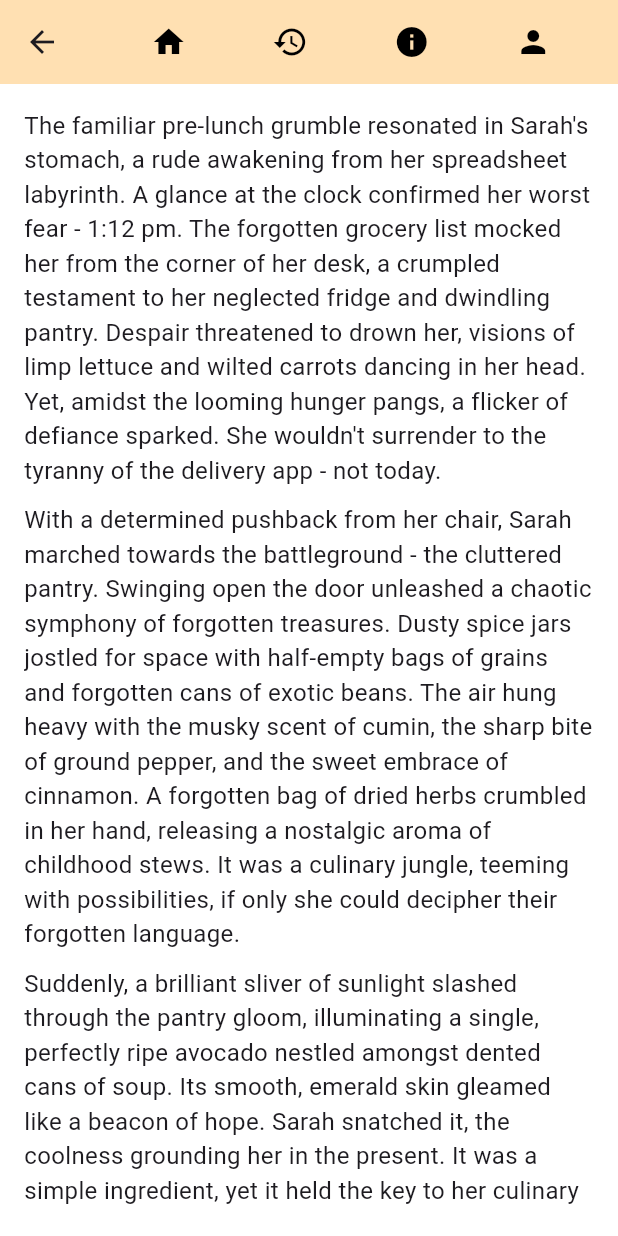
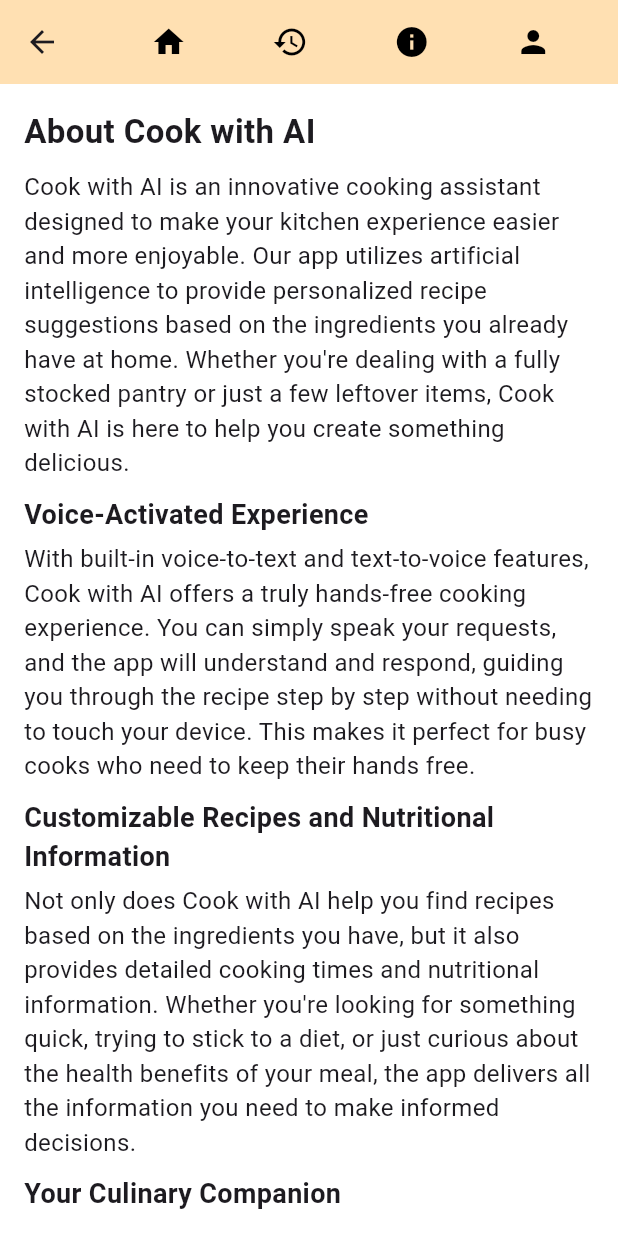
Before and after one commit to AmruNizwar/cooking_app, a Flutter app: the HomeScreen screen opened by its route, after a tap on the "info" icon, on a phone screen of 412 x 824 dp. Run offline on Flutter 3.47's test engine with Material 3 defaults, Android fonts, the phone set to English and light mode, and no system bars; our stand-ins replace cloud_firestore, firebase_auth, firebase_core, flutter_tts, permission_handler, speech_to_text; accounts and stored records are empty; network calls fail.

Commit message:
removed some comment

```diff
--- a/lib/about_screen.dart
+++ b/lib/about_screen.dart
@@ -47,42 +47,52 @@ class AboutScreen extends StatelessWidget {
             crossAxisAlignment: CrossAxisAlignment.start,
             children: [
               Text(
-                "The familiar pre-lunch grumble resonated in Sarah's stomach, a rude awakening from her spreadsheet labyrinth. A glance at the clock confirmed her worst fear - 1:12 pm. The forgotten grocery list mocked her from the corner of her desk, a crumpled testament to her neglected fridge and dwindling pantry. Despair threatened to drown her, visions of limp lettuce and wilted carrots dancing in her head. Yet, amidst the looming hunger pangs, a flicker of defiance sparked. She wouldn't surrender to the tyranny of the delivery app - not today.",
+                "About Cook with AI",
+                style: TextStyle(fontSize: 22.0, fontWeight: FontWeight.bold),
+              ),
+              SizedBox(height: 10),
+              Text(
+                "Cook with AI is an innovative cooking assistant designed to make your kitchen experience easier and more enjoyable. Our app utilizes artificial intelligence to provide personalized recipe suggestions based on the ingredients you already have at home. Whether you're dealing with a fully stocked pantry or just a few leftover items, Cook with AI is here to help you create something delicious.",
                 style: TextStyle(fontSize: 16.0),
               ),
               SizedBox(height: 10),
               Text(
-                "With a determined pushback from her chair, Sarah marched towards the battleground - the cluttered pantry. Swinging open the door unleashed a chaotic symphony of forgotten treasures. Dusty spice jars jostled for space with half-empty bags of grains and forgotten cans of exotic beans. The air hung heavy with the musky scent of cumin, the sharp bite of ground pepper, and the sweet embrace of cinnamon. A forgotten bag of dried herbs crumbled in her hand, releasing a nostalgic aroma of childhood stews. It was a culinary jungle, teeming with possibilities, if only she could decipher their forgotten language.",
+                "Voice-Activated Experience",
+                style: TextStyle(fontSize: 18.0, fontWeight: FontWeight.bold),
+              ),
+              SizedBox(height: 5),
+              Text(
+                "With built-in voice-to-text and text-to-voice features, Cook with AI offers a truly hands-free cooking experience. You can simply speak your requests, and the app will understand and respond, guiding you through the recipe step by step without needing to touch your device. This makes it perfect for busy cooks who need to keep their hands free.",
                 style: TextStyle(fontSize: 16.0),
               ),
               SizedBox(height: 10),
               Text(
-                "Suddenly, a brilliant sliver of sunlight slashed through the pantry gloom, illuminating a single, perfectly ripe avocado nestled amongst dented cans of soup. Its smooth, emerald skin gleamed like a beacon of hope. Sarah snatched it, the coolness grounding her in the present. It was a simple ingredient, yet it held the key to her culinary rebellion.",
+                "Customizable Recipes and Nutritional Information",
+                style: TextStyle(fontSize: 18.0, fontWeight: FontWeight.bold),
+              ),
+              SizedBox(height: 5),
+              Text(
+                "Not only does Cook with AI help you find recipes based on the ingredients you have, but it also provides detailed cooking times and nutritional information. Whether you're looking for something quick, trying to stick to a diet, or just curious about the health benefits of your meal, the app delivers all the information you need to make informed decisions.",
                 style: TextStyle(fontSize: 16.0),
               ),
               SizedBox(height: 10),
               Text(
-                "Beside the avocado, a lone can of chickpeas, dented but defiant, stood guard. A grin stretched across Sarah's face. These humble ingredients, combined with a squeeze of lemon from the fridge's citrus drawer, could become something extraordinary. With newfound purpose, she gathered her tools - a well-worn cutting board, a trusty fork, and a mismatched set of ceramic bowls.",
+                "Your Culinary Companion",
+                style: TextStyle(fontSize: 18.0, fontWeight: FontWeight.bold),
+              ),
+              SizedBox(height: 5),
+              Text(
+                "Our goal is to transform your kitchen into a place of creativity and ease. Cook with AI is designed to simplify your cooking process, reduce food waste by utilizing what’s on hand, and make cooking an enjoyable, stress-free experience. From everyday meals to gourmet dishes, let Cook with AI be your culinary companion.",
                 style: TextStyle(fontSize: 16.0),
               ),
               SizedBox(height: 10),
               Text(
-                "The rhythmic tap of the knife against the cutting board became a battle cry. Sarah halved the avocado, its vibrant green flesh a stark contrast to the brown of the wooden board. As the smooth flesh yielded to the fork, a creamy mash began to form, punctuated by the occasional fleck of black. The air filled with a subtle, buttery aroma, promising riches to come.",
-                style: TextStyle(fontSize: 16.0),
+                "Get Cooking Today",
+                style: TextStyle(fontSize: 18.0, fontWeight: FontWeight.bold),
               ),
-              SizedBox(height: 10),
+              SizedBox(height: 5),
               Text(
-                "She coaxed uniformity and contrast to the verdant mash. Sarah gleefully smashed and stirred, transforming the simple green into a delicious concoction. The clinking of the fork against the ceramic was a melodic reminder, a testament to her determination to defy the lunch rut.",
-                style: TextStyle(fontSize: 16.0),
-              ),
-              SizedBox(height: 10),
-              Text(
-                "With the mashed chickpeas now folded into the avocado, she released a burst of citrus from a lemon, its vibrant green flesh a stark contrast to the brown of the wooden board. As the smooth flesh yielded to the fork, a creamy mash began to form, punctuated by the occasional fleck of black. The air filled with a subtle, buttery aroma, a refreshing contrast to the chaos outside.",
-                style: TextStyle(fontSize: 16.0),
-              ),
-              SizedBox(height: 10),
-              Text(
-                "But the masterpiece wasn’t complete. Sarah’s gaze fell upon a forgotten can of sun-dried tomatoes, their intense red vibrant against the verdant base. Scattered on top, they became a crown, a testament to her culinary.",
+                "Start using Cook with AI to explore new recipes, save your favorites, and make the most out of every meal. Download our app and see how artificial intelligence can revolutionize the way you cook!",
                 style: TextStyle(fontSize: 16.0),
               ),
             ],
--- a/lib/home_screen.dart
+++ b/lib/home_screen.dart
@@ -1,6 +1,6 @@
 import 'package:flutter/material.dart';
 import 'dart:convert'; // For JSON decoding
-import 'package:http/http.dart' as http; // For HTTP requests
+import 'package:http/http.dart' as http;
 
 class HomeScreen extends StatefulWidget {
   @override
@@ -83,11 +83,11 @@ class _HomeScreenState extends State<HomeScreen> {
               decoration: BoxDecoration(
                 boxShadow: [
                   BoxShadow(
-                    color: Colors.grey.withOpacity(0.5), // Soft shadow color
+                    color: Colors.grey.withOpacity(0.5),
                     spreadRadius: 2,
-                    blurRadius: 8, // Blurry shadow for a smoother effect
+                    blurRadius: 8,
                     offset:
-                        Offset(0, 3), // Shadow position (slight vertical drop)
+                        Offset(0, 3),
                   ),
                 ],
               ),
@@ -100,41 +100,40 @@ class _HomeScreenState extends State<HomeScreen> {
                   style: ElevatedButton.styleFrom(
                     shape: RoundedRectangleBorder(
                       borderRadius: BorderRadius.circular(
-                          15.0), // Same soft rounded corners
+                          15.0),
                     ),
                     padding:
                         EdgeInsets.symmetric(vertical: 14.0, horizontal: 20.0),
-                    backgroundColor: Colors.orange[100], // Updated button color
+                    backgroundColor: Colors.orange[100],
                     elevation:
-                        0, // No built-in shadow, since we are using custom shadow
+                        0,
                   ),
                   child: Row(
                     mainAxisAlignment: MainAxisAlignment
-                        .spaceBetween, // Spreads content across the button width
+                        .spaceBetween,
                     children: [
-                      // Avatar on the left side
+
                       CircleAvatar(
                         backgroundImage: AssetImage(
-                            'assets/icon.png'), // Replace with your avatar image path
-                        radius: 20, // Larger avatar
+                            'assets/icon.png'),
+                        radius: 20,
                       ),
 
-                      // Button label text at the center
                       Text(
                         'Let\'s Chat',
                         style: TextStyle(
                           color: Colors
-                              .black, // Contrast text color for readability on light background
+                              .black,
                           fontWeight: FontWeight
-                              .w600, // Medium weight for balanced text
-                          fontSize: 18, // Bigger text for good readability
+                              .w600,
+                          fontSize: 18,
                         ),
                       ),
 
-                      // Chat icon on the right side
+
                       Icon(Icons.chat_bubble_rounded,
                           color: Colors.black,
-                          size: 22), // Black icon to match text
+                          size: 22),
                     ],
                   ),
                 ),
@@ -176,15 +175,15 @@ class _HomeScreenState extends State<HomeScreen> {
   }
 
   Widget _buildTrendingItem(BuildContext context, dynamic recipe) {
-    // Safely access the 'Images' field
+
     String imagesField =
-        recipe['Images'] ?? ''; // Default to an empty string if null
+        recipe['Images'] ?? '';
 
-    // Check if the imagesField is not empty before attempting to split
+    // Check if the images is not empty
     List<String> imageUrls =
         imagesField.isNotEmpty ? imagesField.split(',https://') : [];
 
-    // Safely access the first image URL or use a placeholder if not available
+    //  take the first image URL or use a placeholder if not available
     String firstImageUrl = imageUrls.isNotEmpty ? imageUrls[0].trim() : '';
 
     return Card(
@@ -265,7 +264,7 @@ class _HomeScreenState extends State<HomeScreen> {
                   style: TextStyle(
                     fontWeight: FontWeight.bold,
                     color: Colors
-                        .black, // Ensure it matches the dialog's text color
+                        .black,
                   ),
                   children: <TextSpan>[
                     TextSpan(
@@ -277,10 +276,10 @@ class _HomeScreenState extends State<HomeScreen> {
               ),
               SizedBox(height: 16),
 
-              // Highlight "Ingredients"
+              // Highlight Ingredient
               RichText(
                 text: TextSpan(
-                  text: 'Ingredients:\n\n', // Add space after "Ingredients"
+                  text: 'Ingredients:\n\n',
                   style: TextStyle(
                     fontWeight: FontWeight.bold,
                     color: Colors.black,
@@ -296,7 +295,7 @@ class _HomeScreenState extends State<HomeScreen> {
             ],
           ),
           actions: <Widget>[
-            // Custom styled button
+
             TextButton(
               style: TextButton.styleFrom(
                 backgroundColor: Colors.orange[100],
@@ -307,7 +306,7 @@ class _HomeScreenState extends State<HomeScreen> {
               child: Text(
                 'Close',
                 style: TextStyle(
-                    color: Colors.black), // Text color inside the button
+                    color: Colors.black),
               ),
               onPressed: () {
                 Navigator.of(context).pop();
--- a/lib/main.dart
+++ b/lib/main.dart
@@ -8,7 +8,7 @@ import 'profile_screen.dart';
 import 'chat_screen.dart';
 import 'history_screen.dart';
 import 'about_screen.dart';
-import 'success_screen.dart'; // Import the SuccessScreen
+import 'success_screen.dart';
 import 'splash_screen.dart';
 
 void main() async {
@@ -27,7 +27,7 @@ class MyApp extends StatelessWidget {
       theme: ThemeData(
         primarySwatch: Colors.orange,
       ),
-      debugShowCheckedModeBanner: false, // Add this line
+      debugShowCheckedModeBanner: false,
       initialRoute: '/',
       routes: {
         '/': (context) => SplashScreen(),
--- a/lib/splash_screen.dart
+++ b/lib/splash_screen.dart
@@ -4,7 +4,7 @@ import 'dart:async';
 class SplashScreen extends StatelessWidget {
   @override
   Widget build(BuildContext context) {
-    // Start a timer to navigate to the login screen after 3 seconds
+
     Timer(Duration(seconds: 3), () {
       Navigator.pushReplacementNamed(context, '/login');
     });
@@ -15,8 +15,8 @@ class SplashScreen extends StatelessWidget {
         decoration: BoxDecoration(
           image: DecorationImage(
             image: AssetImage(
-                'assets/loadscreen.png'), // Ensure this path is correct
-            fit: BoxFit.cover, // Make the image cover the whole screen
+                'assets/loadscreen.png'),
+            fit: BoxFit.cover,
           ),
         ),
       ),
```
Also changed, not shown: lib/login_screen.dart (+5 -5 lines), lib/profile_screen.dart (+4 -4 lines), 4 other files.
